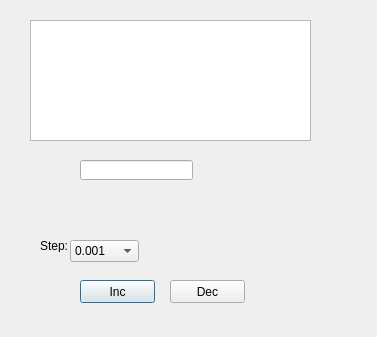
This is fixparameterdialog.ui in WangHongshuo/wechat_jump_game-Qt-opencv as Qt 5 draws it before an edit. The edited form follows.
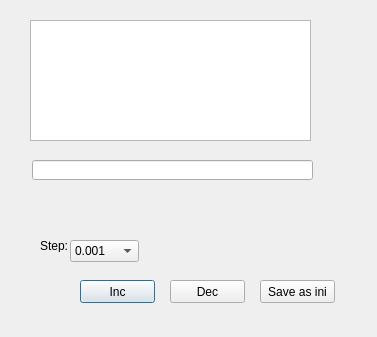
This is the edited form.

Diff of the .ui file:
```diff
--- a/fixparameterdialog.ui
+++ b/fixparameterdialog.ui
@@ -126,9 +126,9 @@
   <widget class="QLineEdit" name="lineEditAdjustInfo">
    <property name="geometry">
     <rect>
-     <x>80</x>
+     <x>32</x>
      <y>160</y>
-     <width>113</width>
+     <width>281</width>
      <height>20</height>
     </rect>
    </property>
@@ -136,6 +136,19 @@
     <bool>true</bool>
    </property>
   </widget>
+  <widget class="QPushButton" name="pushButtonSaveAsIni">
+   <property name="geometry">
+    <rect>
+     <x>260</x>
+     <y>280</y>
+     <width>75</width>
+     <height>23</height>
+    </rect>
+   </property>
+   <property name="text">
+    <string>Save as ini</string>
+   </property>
+  </widget>
  </widget>
  <resources/>
  <connections/>
```
